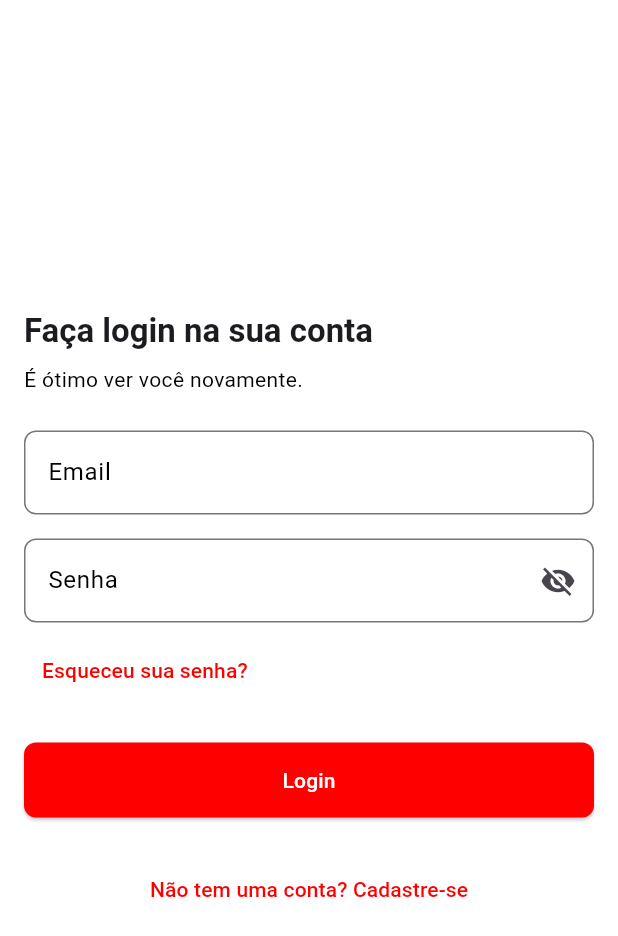
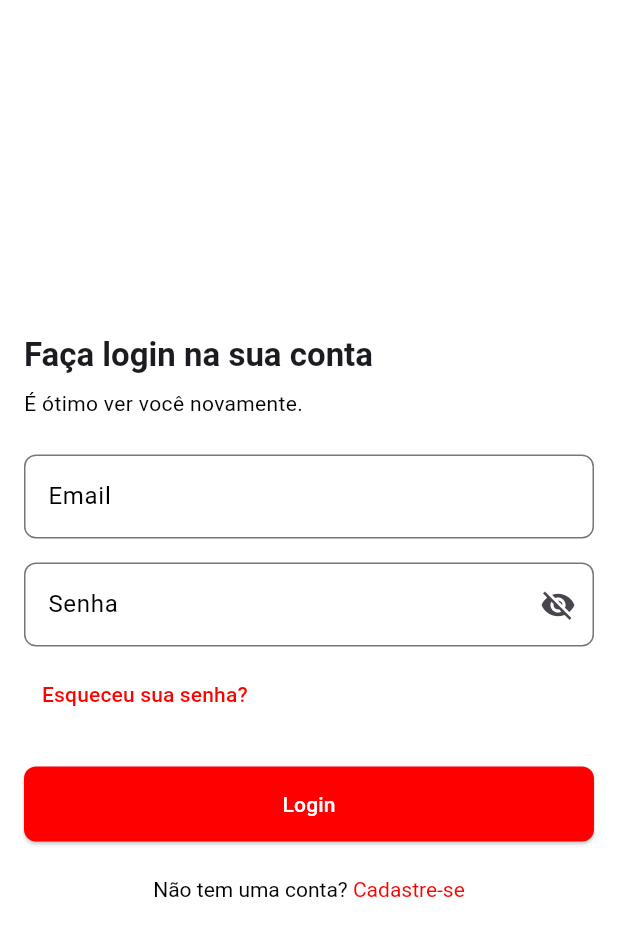
Before and after one commit to giovaneneves7/corre_aqui_mobile, a Flutter app: the screen it shows after launch, after a tap on "Eu já tenho uma conta", on a phone screen of 412 x 824 dp. Shown: the top 936 px of the screen. Run offline on Flutter 3.47's test engine with Material 3 defaults, Android fonts, the phone set to English and light mode, and no system bars; our stand-ins replace get, google_maps_flutter, shared_preferences; generated files the repository leaves out were written again.

Commit message:
feat (login): Adiciona redirecionamento para a home

```diff
--- a/lib/features/auth/screens/login_screen.dart
+++ b/lib/features/auth/screens/login_screen.dart
@@ -83,7 +83,10 @@ class _LoginScreenState extends State<LoginScreen> {
             SizedBox(height: 24),
             ElevatedButton(
               onPressed: () {
-                // Ação de login
+
+                if(_emailController.text.trim() == 'admin' && _passwordController.text.trim() == 'admin')
+                  Get.toNamed(RouteHelper.getHomeScreen());
+
               },
               style: ElevatedButton.styleFrom(
                 minimumSize: Size(double.infinity, 50),
@@ -92,13 +95,20 @@ class _LoginScreenState extends State<LoginScreen> {
             ),
             SizedBox(height: 24),
             Center(
-              child: TextButton(
-                onPressed: () {
-                  // Ação de cadastro
-                },
-                child: Text(
-                  'Não tem uma conta? Cadastre-se',
-                  style: TextStyle(color: Theme.of(context).primaryColor),
+              child: RichText(
+                text: TextSpan(
+                  text: 'Não tem uma conta? ',
+                  style: TextStyle(color: Theme.of(context).textTheme.bodyText1?.color), // Texto normal (preto)
+                  children: [
+                    TextSpan(
+                      text: 'Cadastre-se',
+                      style: TextStyle(color: Theme.of(context).primaryColor), // Texto do botão (vermelho)
+                      recognizer: TapGestureRecognizer()
+                        ..onTap = () {
+                          // Fazer o redirecionamento para tela de cadastro
+                        },
+                    ),
+                  ],
                 ),
               ),
             ),
@@ -114,4 +124,5 @@ class _LoginScreenState extends State<LoginScreen> {
     _passwordController.dispose();
     super.dispose();
   }
+
 }
--- a/lib/helper/route_helper.dart
+++ b/lib/helper/route_helper.dart
@@ -2,6 +2,7 @@ import 'dart:convert';
 import 'package:flutter/material.dart';
 import 'package:get/get.dart';
 import 'package:corre_aqui/features/auth/screens/login_screen.dart';
+import 'package:corre_aqui/features/home/screens/home_screen.dart';
 import 'package:corre_aqui/features/notification/screens/notification_screen.dart';
 import 'package:corre_aqui/features/offer-map/screens/offer_map_screen.dart';
 
@@ -14,10 +15,12 @@ import 'package:corre_aqui/features/offer-map/screens/offer_map_screen.dart';
 class RouteHelper{
 
   static const String login = '/login';
+  static const String home = '/home';
   static const String notification = '/notification';
   static const String offerMap = '/offer-map';
 
   static String getLoginScreen() => login;
+  static String getHomeScreen() => home;
   static String getNotificationScreen() => notification;
   static String getOfferMapScreen() => offerMap;
 
@@ -25,6 +28,7 @@ class RouteHelper{
   static List<GetPage> routes = [
 
     GetPage(name: login, page: () => LoginScreen()),
+    GetPage(name: home, page: () => HomeScreen()),
   	GetPage(name: notification, page: () => NotificationScreen()),
     GetPage(name: offerMap, page: () => OfferMapScreen()),
 
```
